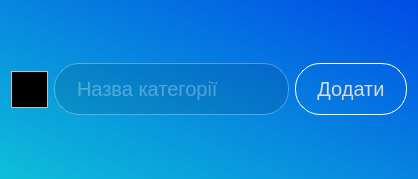
Above: budget_manager_frontend/forms/addcategorydialog.ui from BogdanKalysh/budget_manager_app before the change. Below: the same form after it.
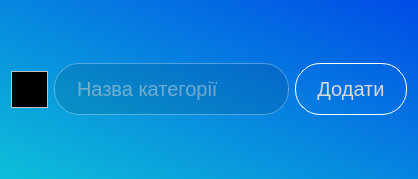
That is the form after the change.

Commit message: fixed palaceholder and text color in input lines

```diff
--- a/budget_manager_frontend/forms/addcategorydialog.ui
+++ b/budget_manager_frontend/forms/addcategorydialog.ui
@@ -55,7 +55,11 @@
  	border-radius: 25px;
  	font-size: 20px;
  	padding: 0 20px;
- 	color: rgba(255,255,255,0.6);
+	color: rgb(218, 218, 218);
+}
+
+QLineEdit[text=&quot;&quot;]{
+	color: rgba(255,255,255,0.6);
 }
 
 #colorPicker{
```
Left out of the diff: 3 changed lines with no effect on the pictures. The commit also changes 11 other files.
